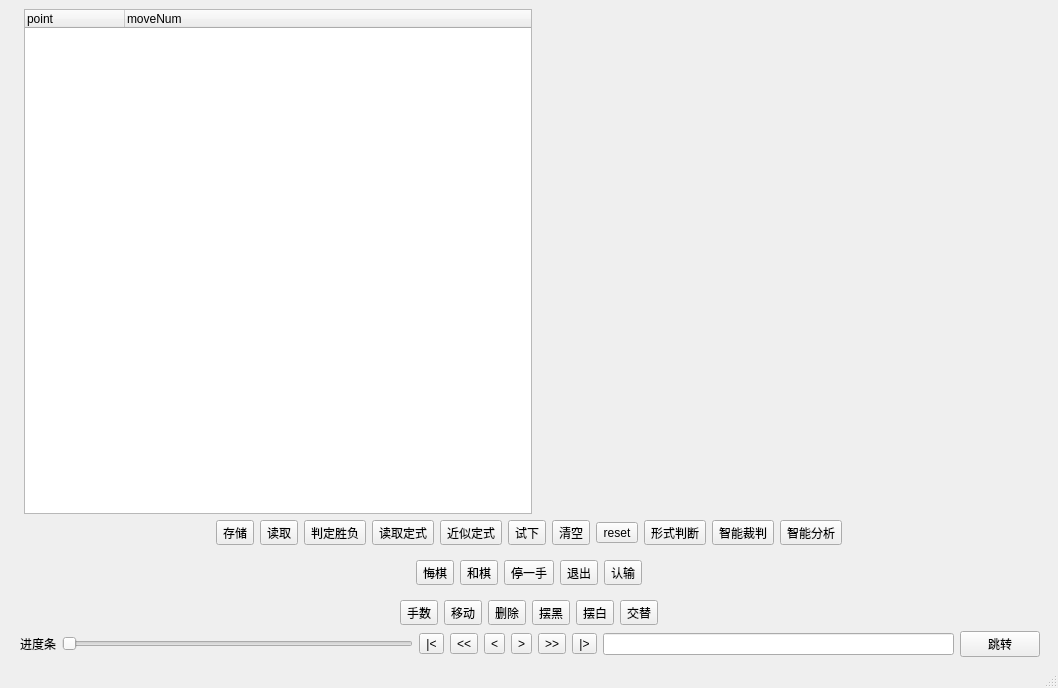
huwei12345/weiqi, file mainwindow.ui: the form before one commit.
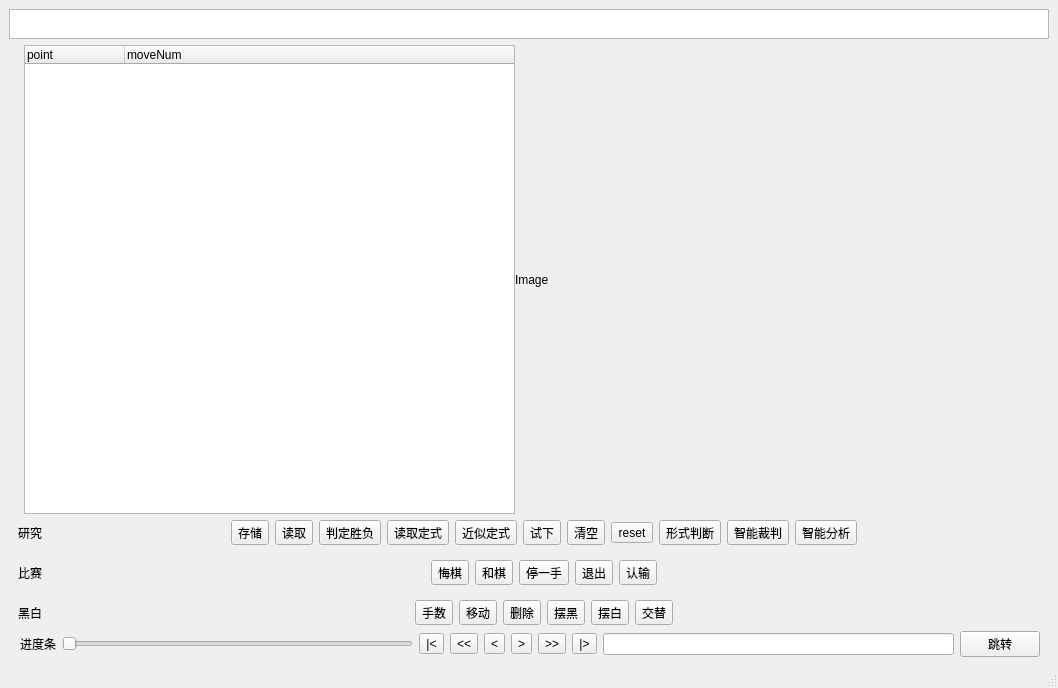
The form after the commit.

The edit to the form file:
```diff
--- a/mainwindow.ui
+++ b/mainwindow.ui
@@ -15,6 +15,22 @@
   </property>
   <widget class="QWidget" name="centralwidget">
    <layout class="QVBoxLayout" name="verticalLayout">
+    <item>
+     <widget class="QTextEdit" name="textEdit">
+      <property name="sizePolicy">
+       <sizepolicy hsizetype="Expanding" vsizetype="Fixed">
+        <horstretch>0</horstretch>
+        <verstretch>0</verstretch>
+       </sizepolicy>
+      </property>
+      <property name="maximumSize">
+       <size>
+        <width>16777215</width>
+        <height>30</height>
+       </size>
+      </property>
+     </widget>
+    </item>
     <item>
      <widget class="QWidget" name="gameWidget" native="true">
       <layout class="QHBoxLayout" name="horizontalLayout_4">
@@ -77,6 +93,13 @@
             </column>
            </widget>
           </item>
+          <item>
+           <widget class="QLabel" name="ImageLabel">
+            <property name="text">
+             <string>Image</string>
+            </property>
+           </widget>
+          </item>
           <item>
            <spacer name="horizontalSpacer">
             <property name="orientation">
@@ -105,6 +128,13 @@
        <property name="bottomMargin">
         <number>0</number>
        </property>
+       <item>
+        <widget class="QLabel" name="label_4">
+         <property name="text">
+          <string>研究</string>
+         </property>
+        </widget>
+       </item>
        <item>
         <spacer name="horizontalSpacer_6">
          <property name="orientation">
@@ -220,6 +250,13 @@
     <item>
      <widget class="QWidget" name="widget" native="true">
       <layout class="QHBoxLayout" name="horizontalLayout_7">
+       <item>
+        <widget class="QLabel" name="label_3">
+         <property name="text">
+          <string>比赛</string>
+         </property>
+        </widget>
+       </item>
        <item>
         <spacer name="horizontalSpacer_4">
          <property name="orientation">
@@ -293,6 +330,13 @@
        <property name="bottomMargin">
         <number>0</number>
        </property>
+       <item>
+        <widget class="QLabel" name="label_2">
+         <property name="text">
+          <string>黑白</string>
+         </property>
+        </widget>
+       </item>
        <item>
         <spacer name="horizontalSpacer_3">
          <property name="orientation">
```
